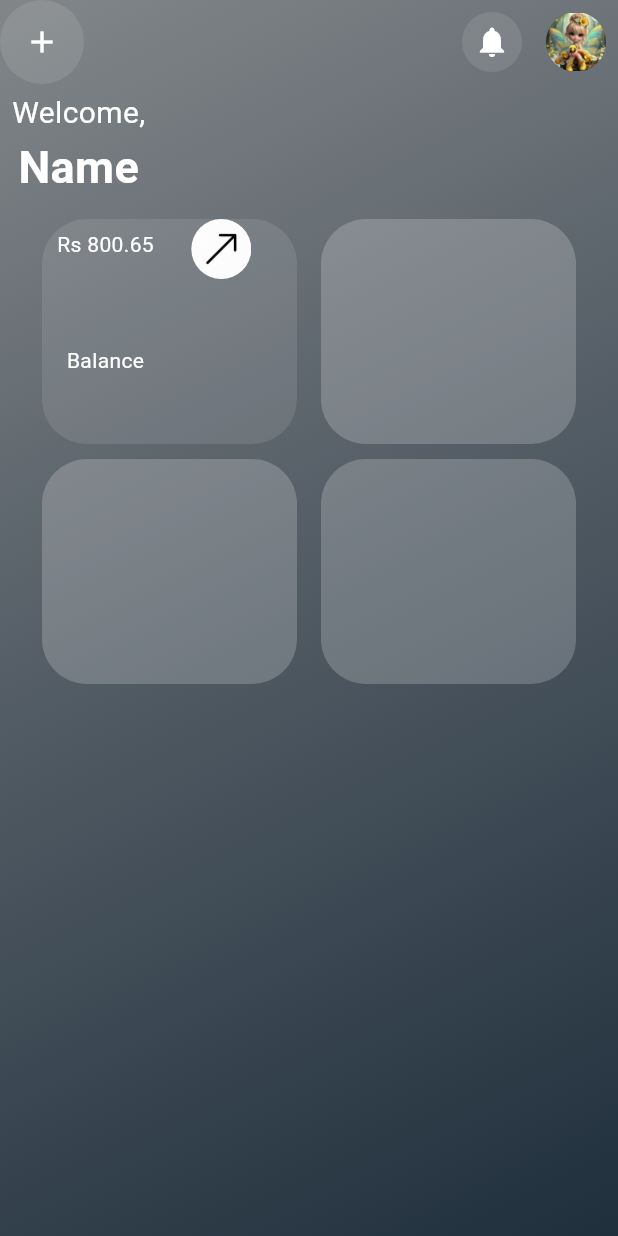
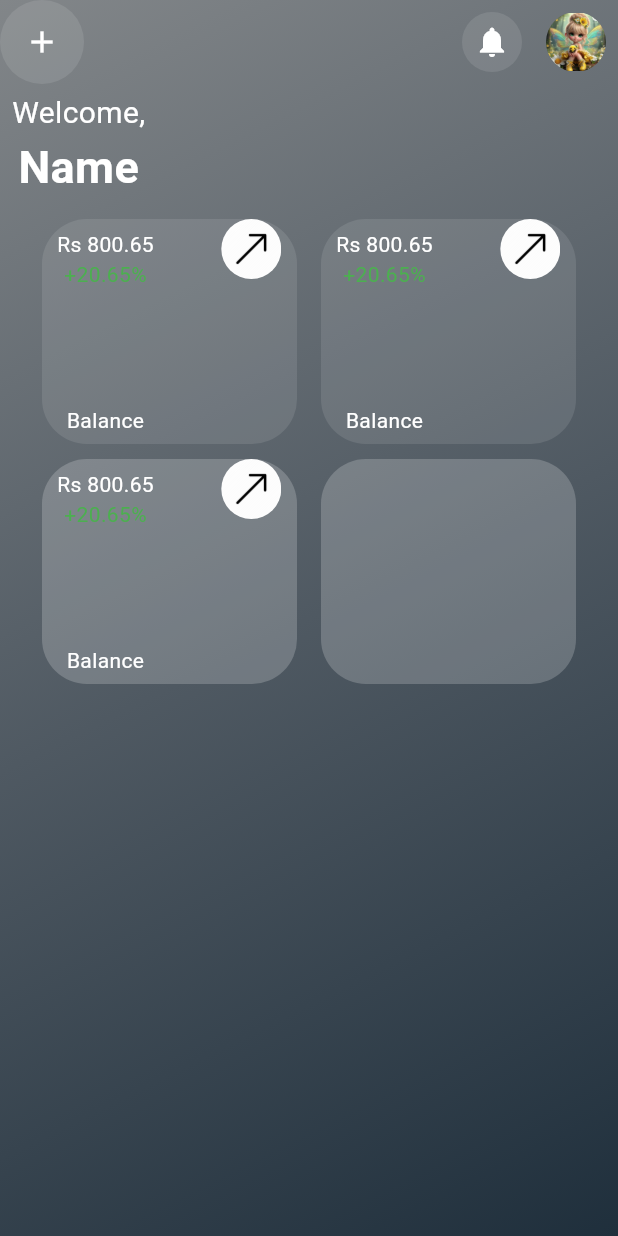
Before and after one commit to aleena02122002/banking_app, a Flutter app: the screen it shows after launch, on a phone screen of 412 x 824 dp. Run offline on Flutter 3.47's test engine with Material 3 defaults, Android fonts, the phone set to English and light mode, and no system bars.

Commit message:
Add widgets in home

```diff
--- a/lib/views/home.dart
+++ b/lib/views/home.dart
@@ -115,34 +115,30 @@ class _HomeViewState extends State<HomeView> {
                               ),
                               child: Row(
                                 children: [
-                                SingleChildScrollView(
-                                  child: Column(
+                                  Column(
                                         children: [
                                           Padding(
                                             padding: const EdgeInsets.symmetric(vertical: 7.0,horizontal: 10.0),
-                                            child: Text("Rs 800.65",style: TextStyle(color: Colors.white),),
+                                            child: Column(
+                                              children: [
+                                                Text("Rs 800.65",style: TextStyle(color: Colors.white),),
+                                                Text("+20.65%",style: TextStyle(color: Colors.green),),
+                                              ],
+                                            ),
                                           ),
-                                          Padding(
-                                            padding: const EdgeInsets.symmetric(vertical: 50.0),
-                                            child: Text("Balance",style: TextStyle(color: Colors.white),),
-                                          ),
+                                          SizedBox(height:70 ),
+                                          Text("Balance",style: TextStyle(color: Colors.white),),
+
                                         ],
                                       ),
-                                ),
-                                  Padding(
-                                    padding: const EdgeInsets.symmetric(horizontal: 15.0),
-                                    child: Align(
+                                  SizedBox(width: 35,height: 10,),
+                                    Align(
                                       alignment: Alignment.topRight,
                                           child: ClipOval(
                                             child: Image.asset(
                                                 "assets/images/arrow.png",width: 40,height: 40,),
                                           ),
                                     ),
-                                  ),
-
-
-
-
                                 ],
                               ),
                             ),
@@ -155,7 +151,35 @@ class _HomeViewState extends State<HomeView> {
                               width: 170,
                               decoration: BoxDecoration(
                                 borderRadius: BorderRadius.circular(30),
-                                color: Colors.white.withOpacity(0.2),
+                                color: Colors.white.withOpacity(0.1),
+                              ),
+                              child: Row(
+                                children: [
+                                  Column(
+                                    children: [
+                                      Padding(
+                                        padding: const EdgeInsets.symmetric(vertical: 7.0,horizontal: 10.0),
+                                        child: Column(
+                                          children: [
+                                            Text("Rs 800.65",style: TextStyle(color: Colors.white),),
+                                            Text("+20.65%",style: TextStyle(color: Colors.green),),
+                                          ],
+                                        ),
+                                      ),
+                                      SizedBox(height:70 ),
+                                      Text("Balance",style: TextStyle(color: Colors.white),),
+
+                                    ],
+                                  ),
+                                  SizedBox(width: 35,height: 10,),
+                                  Align(
+                                    alignment: Alignment.topRight,
+                                    child: ClipOval(
+                                      child: Image.asset(
+                                        "assets/images/arrow.png",width: 40,height: 40,),
+                                    ),
+                                  ),
+                                ],
                               ),
                             ),
                           ),
@@ -174,6 +198,34 @@ class _HomeViewState extends State<HomeView> {
                               decoration: BoxDecoration(
                                 borderRadius: BorderRadius.circular(30),
                                 color: Colors.white.withOpacity(0.2),
+                              ),
+                              child: Row(
+                                children: [
+                                  Column(
+                                    children: [
+                                      Padding(
+                                        padding: const EdgeInsets.symmetric(vertical: 7.0,horizontal: 10.0),
+                                        child: Column(
+                                          children: [
+                                            Text("Rs 800.65",style: TextStyle(color: Colors.white),),
+                                            Text("+20.65%",style: TextStyle(color: Colors.green),),
+                                          ],
+                                        ),
+                                      ),
+                                      SizedBox(height:70 ),
+                                      Text("Balance",style: TextStyle(color: Colors.white),),
+
+                                    ],
+                                  ),
+                                  SizedBox(width: 35,height: 10,),
+                                  Align(
+                                    alignment: Alignment.topRight,
+                                    child: ClipOval(
+                                      child: Image.asset(
+                                        "assets/images/arrow.png",width: 40,height: 40,),
+                                    ),
+                                  ),
+                                ],
                               ),
                             ),
                           ),
```
